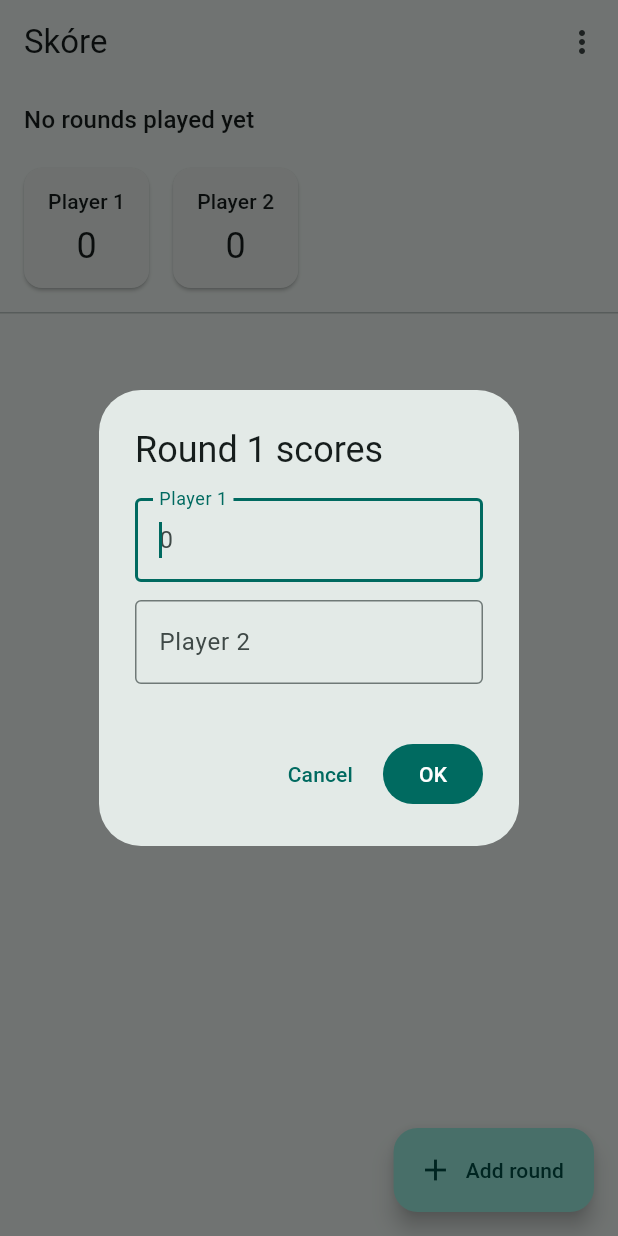
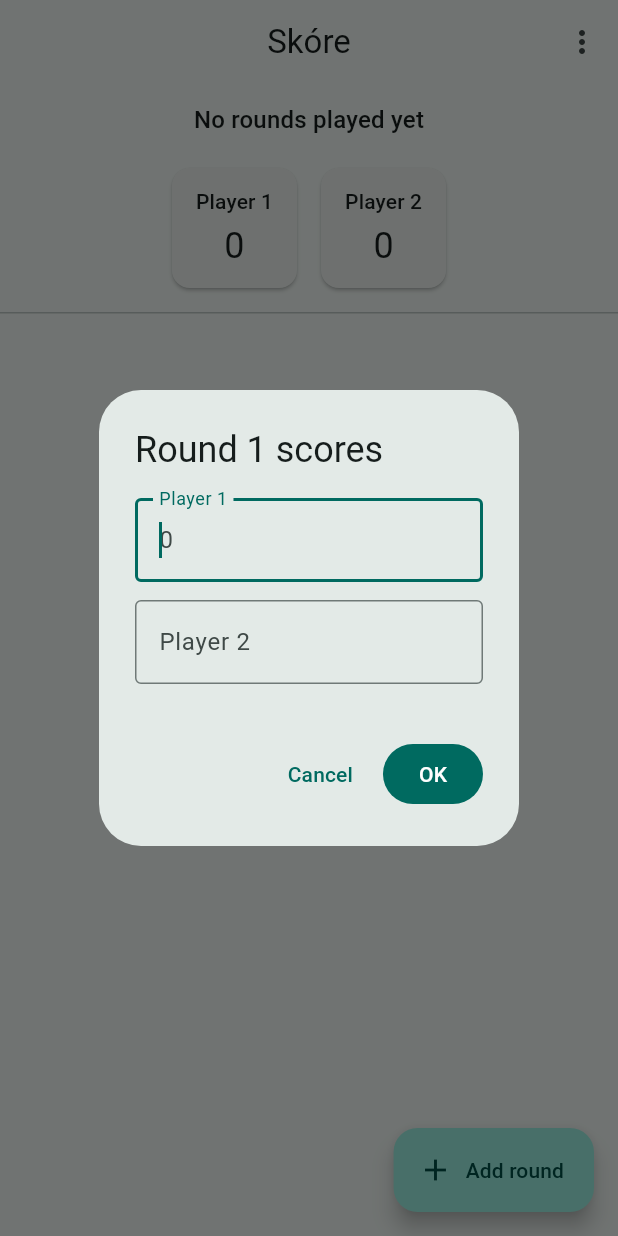
Before and after one commit to gauron99/skore, a Flutter app: the screen it shows after launch, after a tap on "Start game", after a tap on "Add round", on a phone screen of 412 x 824 dp. Run offline on Flutter 3.47's test engine with Material 3 defaults, Android fonts, the phone set to English and light mode, and no system bars; our stand-ins replace shared_preferences.

Commit message:
Lowest-points-wins option + centered scoreboard layout
- Game.lowestWins flag inverts leaders/standings; persisted in the JSON
  blob, saves from before the option default to highest-wins
- Setup screen: 'Lowest points wins' switch (Hearts-style scoring)
- Centered: app-bar titles, progress labels, totals strip (when it
  fits), winner banner, round table
- Round table: scores centered under player names, light vertical
  separators between player columns
- Tests: 22 total (4 new unit tests + widget flow driving the switch)

Co-Authored-By: Claude Fable 5 <noreply@anthropic.com>

```diff
--- a/lib/data/game.dart
+++ b/lib/data/game.dart
@@ -7,6 +7,7 @@ class Game {
     required this.players,
     List<List<int>>? rounds,
     this.targetRounds,
+    this.lowestWins = false,
     this.endedManually = false,
   }) : rounds = rounds ?? [];
 
@@ -18,6 +19,9 @@ class Game {
 
   /// Total number of rounds for a fixed-length game, null for open-ended.
   final int? targetRounds;
+
+  /// When true the fewest points lead and win (Hearts-style scoring).
+  final bool lowestWins;
 
   /// Set when an open-ended game is ended with the "End game" action.
   bool endedManually;
@@ -36,24 +40,29 @@ class Game {
     return sums;
   }
 
-  /// Indices of the player(s) with the highest total — several when tied.
-  /// Empty before the first round so nobody wears the crown at 0:0.
+  /// Indices of the player(s) with the best total — several when tied. Best
+  /// means highest, or lowest when [lowestWins] is set. Empty before the
+  /// first round so nobody wears the crown at 0:0.
   List<int> get leaders {
     if (rounds.isEmpty) return const [];
     final sums = totals;
-    final best = sums.reduce((a, b) => a > b ? a : b);
+    final best = sums.reduce(
+      (a, b) => (lowestWins ? a < b : a > b) ? a : b,
+    );
     return [
       for (var i = 0; i < sums.length; i++)
         if (sums[i] == best) i,
     ];
   }
 
-  /// Player indices ordered by total, highest first (ties keep seating order).
+  /// Player indices ordered by total, best first (ties keep seating order).
   List<int> get standings {
     final sums = totals;
     final order = List<int>.generate(players.length, (i) => i);
     order.sort((a, b) {
-      final byTotal = sums[b].compareTo(sums[a]);
+      final byTotal = lowestWins
+          ? sums[a].compareTo(sums[b])
+          : sums[b].compareTo(sums[a]);
       return byTotal != 0 ? byTotal : a.compareTo(b);
     });
     return order;
@@ -83,6 +92,7 @@ class Game {
         'players': players,
         'rounds': rounds,
         'targetRounds': targetRounds,
+        'lowestWins': lowestWins,
         'endedManually': endedManually,
       };
 
@@ -93,6 +103,8 @@ class Game {
             (round as List).cast<int>(),
         ],
         targetRounds: json['targetRounds'] as int?,
+        // Missing in blobs saved before the option existed -> highest wins.
+        lowestWins: json['lowestWins'] as bool? ?? false,
         endedManually: json['endedManually'] as bool? ?? false,
       );
 }
--- a/lib/screens/scoreboard_screen.dart
+++ b/lib/screens/scoreboard_screen.dart
@@ -95,6 +95,7 @@ class _ScoreboardScreenState extends State<ScoreboardScreen> {
     return Scaffold(
       appBar: AppBar(
         title: const Text('Skóre'),
+        centerTitle: true,
         actions: [
           PopupMenuButton<_MenuAction>(
             onSelected: (action) {
@@ -144,6 +145,7 @@ class _ScoreboardScreenState extends State<ScoreboardScreen> {
         Padding(
           padding: const EdgeInsets.fromLTRB(16, 12, 16, 4),
           child: Text(_progressLabel,
+              textAlign: TextAlign.center,
               style: Theme.of(context).textTheme.titleMedium),
         ),
         _totalsStrip(context),
@@ -158,7 +160,11 @@ class _ScoreboardScreenState extends State<ScoreboardScreen> {
     final leaders = game.leaders.toSet();
     return SizedBox(
       height: 112,
+      // Center the cards when they fit; shrinkWrap keeps the list only as
+      // wide as its content (it still scrolls once players overflow).
+      child: Center(
         child: ListView.separated(
+          shrinkWrap: true,
           padding: const EdgeInsets.all(12),
           scrollDirection: Axis.horizontal,
           itemCount: game.players.length,
@@ -170,7 +176,8 @@ class _ScoreboardScreenState extends State<ScoreboardScreen> {
                   ? Theme.of(context).colorScheme.primaryContainer
                   : null,
               child: Padding(
-              padding: const EdgeInsets.symmetric(horizontal: 16, vertical: 8),
+                padding:
+                    const EdgeInsets.symmetric(horizontal: 16, vertical: 8),
                 child: Column(
                   mainAxisAlignment: MainAxisAlignment.center,
                   children: [
@@ -194,6 +201,7 @@ class _ScoreboardScreenState extends State<ScoreboardScreen> {
             );
           },
         ),
+      ),
     );
   }
 
@@ -204,23 +212,38 @@ class _ScoreboardScreenState extends State<ScoreboardScreen> {
       );
     }
     // Newest round first, so the latest scores are visible without scrolling.
-    return SingleChildScrollView(
+    // topCenter keeps the table horizontally centered when it fits on screen.
+    return Align(
+      alignment: Alignment.topCenter,
+      child: SingleChildScrollView(
         scrollDirection: Axis.horizontal,
         child: SingleChildScrollView(
           child: DataTable(
+            border: TableBorder(
+              verticalInside: BorderSide(
+                width: 1,
+                color: Theme.of(context).colorScheme.outlineVariant,
+              ),
+            ),
             columns: [
               const DataColumn(label: Text('#')),
-            for (final name in game.players) DataColumn(label: Text(name)),
+              for (final name in game.players)
+                DataColumn(
+                  headingRowAlignment: MainAxisAlignment.center,
+                  label: Text(name),
+                ),
             ],
             rows: [
               for (var r = game.rounds.length - 1; r >= 0; r--)
                 DataRow(
                   cells: [
                     DataCell(Text('R${r + 1}')),
-                  for (final score in game.rounds[r]) DataCell(Text('$score')),
+                    for (final score in game.rounds[r])
+                      DataCell(Center(child: Text('$score'))),
                   ],
                 ),
             ],
+          ),
         ),
       ),
     );
@@ -246,6 +269,7 @@ class _ScoreboardScreenState extends State<ScoreboardScreen> {
         Padding(
           padding: const EdgeInsets.fromLTRB(16, 12, 16, 0),
           child: Text(_progressLabel,
+              textAlign: TextAlign.center,
               style: Theme.of(context).textTheme.titleMedium),
         ),
         Card(
@@ -259,6 +283,7 @@ class _ScoreboardScreenState extends State<ScoreboardScreen> {
                 const SizedBox(width: 12),
                 Expanded(
                   child: Text(headline,
+                      textAlign: TextAlign.center,
                       style: Theme.of(context).textTheme.titleMedium),
                 ),
               ],
--- a/lib/screens/setup_screen.dart
+++ b/lib/screens/setup_screen.dart
@@ -19,6 +19,7 @@ class _SetupScreenState extends State<SetupScreen> {
     TextEditingController(),
   ];
   final TextEditingController _roundLimit = TextEditingController();
+  bool _lowestWins = false;
 
   @override
   void dispose() {
@@ -52,17 +53,23 @@ class _SetupScreenState extends State<SetupScreen> {
       );
       return;
     }
-    widget.onStart(Game(players: players, targetRounds: limit));
+    widget.onStart(Game(
+      players: players,
+      targetRounds: limit,
+      lowestWins: _lowestWins,
+    ));
   }
 
   @override
   Widget build(BuildContext context) {
     return Scaffold(
-      appBar: AppBar(title: const Text('Skóre — new game')),
+      appBar: AppBar(title: const Text('Skóre — new game'), centerTitle: true),
       body: ListView(
         padding: const EdgeInsets.all(16),
         children: [
-          Text('Players', style: Theme.of(context).textTheme.titleMedium),
+          Text('Players',
+              textAlign: TextAlign.center,
+              style: Theme.of(context).textTheme.titleMedium),
           const SizedBox(height: 8),
           for (var i = 0; i < _names.length; i++)
             Padding(
@@ -105,7 +112,16 @@ class _SetupScreenState extends State<SetupScreen> {
               border: OutlineInputBorder(),
             ),
           ),
-          const SizedBox(height: 24),
+          const SizedBox(height: 8),
+          SwitchListTile(
+            value: _lowestWins,
+            onChanged: (value) => setState(() => _lowestWins = value),
+            title: const Text('Lowest points wins'),
+            subtitle: const Text(
+                'Crown the fewest points instead of the most (Hearts-style).'),
+            contentPadding: EdgeInsets.zero,
+          ),
+          const SizedBox(height: 16),
           FilledButton.icon(
             onPressed: _start,
             icon: const Icon(Icons.play_arrow),
```
Also changed, not shown: 3 other files. Lines whose indentation alone changed are shown as unchanged.
